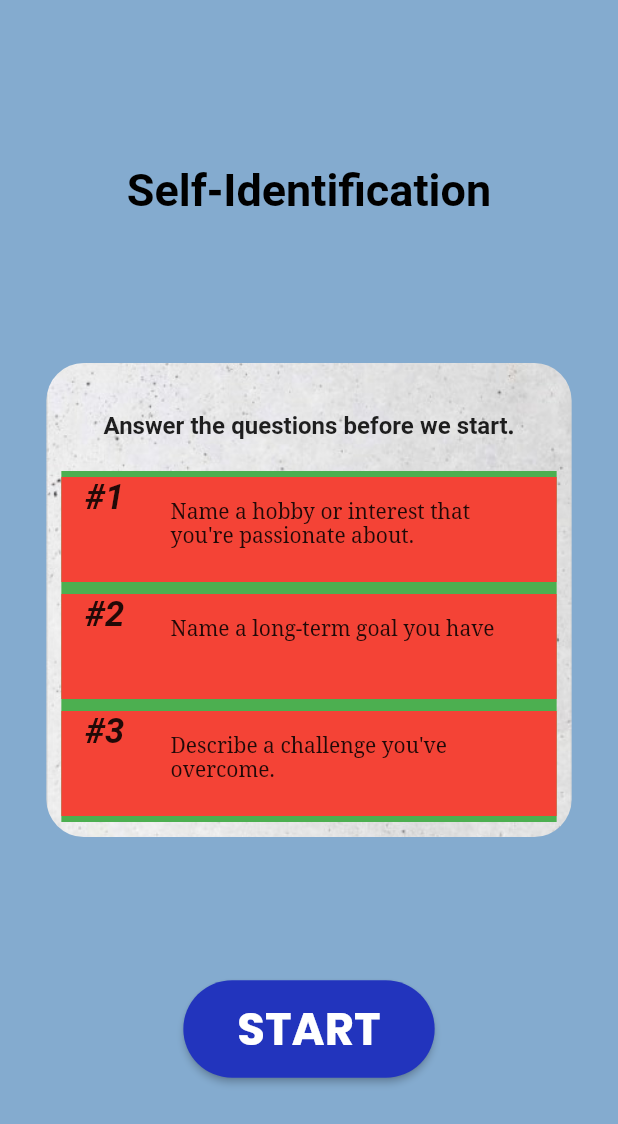
After one commit to Paolo17A/Youth-Connect, a Flutter app: the SelfIdentificationScreen screen opened by its route, after a tap on "START", on a phone screen of 412 x 824 dp. The commit adds this screen. Shown: the top 1124 px of the screen. Run offline on Flutter 3.47's test engine with Material 2 defaults, Android fonts, the phone set to English and light mode, and no system bars; our stand-ins replace cloud_firestore, dropdown_search, firebase_auth, firebase_core, firebase_storage, google_fonts and 1 more; missing offline and left inert: video_thumbnail; accounts and stored records are empty.

Commit message:
Start w New Self Identification

```diff
--- a/lib/main.dart
+++ b/lib/main.dart
@@ -8,6 +8,7 @@ import 'package:ywda/screens/home_screen.dart';
 import 'package:ywda/screens/login_screen.dart';
 import 'package:ywda/screens/register_screen.dart';
 import 'package:ywda/screens/self_assessment_screen.dart';
+import 'package:ywda/screens/self_identification_screen.dart';
 import 'package:ywda/screens/sign_up_screen.dart';
 import 'package:ywda/screens/skills_development_screen.dart';
 import 'package:ywda/screens/answer_survey_screen.dart';
@@ -36,7 +37,8 @@ class MyApp extends StatelessWidget {
     '/profile': (context) => const UserProfileScreen(),
     '/edit': (context) => EditProfileScreen(),
     '/skills': (context) => const SkillsDevelopmentScreen(),
-    '/answerSurvey': (context) => const AnswerSurveyScreen()
+    '/answerSurvey': (context) => const AnswerSurveyScreen(),
+    '/selfIdentification': (context) => const SelfIdentificationScreen()
   };
 
   final ThemeData _themeData = ThemeData(
--- /dev/null
+++ b/lib/models/self_identification_model.dart
@@ -0,0 +1,77 @@
+class SelfIdentificationModel {
+  final String category;
+  final List<String> questions;
+  const SelfIdentificationModel(
+      {required this.category, required this.questions});
+}
+
+List<SelfIdentificationModel> allSelfIdentification = [
+  SelfIdentificationModel(category: 'Prerequisites', questions: [
+    'Name a hobby or interest that you\'re passionate about.',
+    'Name a long-term goal you have',
+    'Describe a challenge you\'ve overcome.'
+  ]),
+  SelfIdentificationModel(category: 'Personal Values', questions: [
+    'Identify your top three personal values.',
+    'Reflect on how these values influence your decisions.',
+    'Consider whether your values align with your actions',
+    'Explore any values that have changed over time',
+    'Think about how your values reflect your relationships.'
+  ]),
+  SelfIdentificationModel(category: 'Strengths and Weaknesses', questions: [
+    'List your top three strengths and describe how they benefit you.',
+    'Reflect on how your strengths contribute to your personal and professional life.',
+    'Recognize your top three weaknesses and how they impact you.',
+    'Explore strategies to mitigate the impact of your weaknesses.',
+    'Create a plan for personal development based on your strengths and weaknesses.'
+  ]),
+  SelfIdentificationModel(category: 'Passions and Interests', questions: [
+    'List your three most significant passions or interests',
+    'Identify ways to share your passions with others',
+    'Set goals to deepen your knowledge or skills in your areas of interest.',
+    'Share stories or experiences that ignited your interests.',
+    'Consider how your passions align with your long-term goals.'
+  ]),
+  SelfIdentificationModel(category: 'Roles and Identities', questions: [
+    'List the roles or identities you currently identify with.',
+    'Identify roles that are influenced by societal expectations.',
+    'Reflect on the balance between your different roles.',
+    'Share personal stories related to your roles and identities.',
+    'Set intentions for how you want to embrace and grow within your roles.'
+  ]),
+  SelfIdentificationModel(category: 'Goals and Aspirations', questions: [
+    'Define your short-term goals for the next three months.',
+    'List your long-term aspirations and dreams.',
+    'Break down your long-term goals into smaller, actionable steps.',
+    'Reflect on the significance of each goal in your life.',
+    'Celebrate your achievements and milestones along the way.'
+  ]),
+  SelfIdentificationModel(category: 'Challenges and Resillience', questions: [
+    'List the most significant challenges you\'ve faced in life.',
+    'Reflect on how you responded to these challenges.',
+    'Identify the lessons or growth you gained from each challenge.',
+    'Explore your resilience strategies and coping mechanisms.',
+    'Reflect on the role of mindset in overcoming adversity.'
+  ]),
+  SelfIdentificationModel(category: 'Moral and Ethical Beliefs', questions: [
+    'Identify your core moral and ethical principles.',
+    'Reflect on the sources that have influenced your beliefs.',
+    'Consider how your moral and ethical beliefs guide your decision-making.',
+    'Explore any ethical dilemmas you\'ve encountered in life.',
+    'Reflect on situations where your beliefs were tested.'
+  ]),
+  SelfIdentificationModel(category: 'Role Models and Inspirations', questions: [
+    'List the individuals who inspire you the most.',
+    'Reflect on the qualities or actions that make them inspirational.',
+    'Consider how these role models have influenced your life choices.',
+    'Identify role models who share your values and aspirations.',
+    'Reach out to or learn more about your role models if possible.'
+  ]),
+  SelfIdentificationModel(category: 'Self-Care and Well-Being', questions: [
+    'List your self-care practices that promote physical health.',
+    'Identify self-care routines that support your mental well-being.',
+    'Reflect on how self-care enhances your overall quality of life.',
+    'Set boundaries to protect your well-being.',
+    'Explore new self-care activities or hobbies.'
+  ]),
+];
--- a/lib/screens/login_screen.dart
+++ b/lib/screens/login_screen.dart
@@ -78,6 +78,24 @@ class _LoginScreenState extends State<LoginScreen> {
           .collection('users')
           .doc(FirebaseAuth.instance.currentUser!.uid)
           .get();
+
+      //  Check if the account has a userType parameter and create it if it doesn't.
+      if (!currentUserData.data()!.containsKey('userType')) {
+        FirebaseFirestore.instance
+            .collection('users')
+            .doc(FirebaseAuth.instance.currentUser!.uid)
+            .update({'userType': 'CLIENT'});
+
+        //  If the current user is an admin, display a mesaage.
+      } else if (currentUserData.data()!['userType'] == 'ADMIN') {
+        scaffoldState.showSnackBar(
+            SnackBar(content: Text('Only clients may access this app')));
+        await FirebaseAuth.instance.signOut();
+        setState(() {
+          _isLoading = false;
+        });
+        return;
+      }
 
       if (currentUserData.data()!['accountInitialized'] == true) {
         navigatorState.pushReplacementNamed('/home');
--- a/lib/screens/self_assessment_screen.dart
+++ b/lib/screens/self_assessment_screen.dart
@@ -69,7 +69,7 @@ class SelfAssessmentScreen extends StatelessWidget {
                           _selfAssessmentButton(
                               'lib/assets/images/icons/Self Identification.png',
                               'SELF IDENTIFICATION', () {
-                            Navigator.pushNamed(context, '/answerSurvey');
+                            Navigator.pushNamed(context, '/selfIdentification');
                           }),
                         ],
                       )
--- /dev/null
+++ b/lib/screens/self_identification_screen.dart
@@ -0,0 +1,181 @@
+import 'package:cloud_firestore/cloud_firestore.dart';
+import 'package:firebase_auth/firebase_auth.dart';
+import 'package:flutter/material.dart';
+import 'package:google_fonts/google_fonts.dart';
+import 'package:ywda/models/self_identification_model.dart';
+
+class SelfIdentificationScreen extends StatefulWidget {
+  const SelfIdentificationScreen({super.key});
+
+  @override
+  State<SelfIdentificationScreen> createState() =>
+      _SelfIdentificationScreenState();
+}
+
+class _SelfIdentificationScreenState extends State<SelfIdentificationScreen> {
+  bool _isLoading = true;
+  Map<dynamic, dynamic> selfIdentity = {};
+
+  @override
+  void didChangeDependencies() {
+    super.didChangeDependencies();
+    getSelfIdentificationData();
+  }
+
+  void getSelfIdentificationData() async {
+    try {
+      final currentUserData = await FirebaseFirestore.instance
+          .collection('users')
+          .doc(FirebaseAuth.instance.currentUser!.uid)
+          .get();
+
+      if (currentUserData.data()!.containsKey('selfIdentification')) {
+        selfIdentity = currentUserData.data()!['selfIdentification'];
+      } else {
+        await FirebaseFirestore.instance
+            .collection('users')
+            .doc(FirebaseAuth.instance.currentUser!.uid)
+            .update({'selfIdentification': selfIdentity});
+      }
+      setState(() {
+        _isLoading = false;
+      });
+    } catch (error) {
+      ScaffoldMessenger.of(context).showSnackBar(SnackBar(
+          content: Text('Error getting self identification data: $error')));
+    }
+  }
+
+  @override
+  Widget build(BuildContext context) {
+    return Scaffold(
+        backgroundColor: Color.fromARGB(255, 132, 171, 207),
+        body: _isLoading
+            ? Center(child: CircularProgressIndicator())
+            : Padding(
+                padding: EdgeInsets.all(10),
+                child: Center(
+                  child: Container(
+                    width: MediaQuery.of(context).size.width * 0.9,
+                    child: Column(
+                      mainAxisAlignment: MainAxisAlignment.spaceEvenly,
+                      children: [
+                        Text('Self-Identification',
+                            style: GoogleFonts.notoSansBengali(
+                                textStyle: TextStyle(
+                                    fontSize: 30,
+                                    fontWeight: FontWeight.bold,
+                                    color: Colors.black))),
+                        Container(
+                          width: MediaQuery.of(context).size.width * 0.85,
+                          decoration: BoxDecoration(
+                              borderRadius: BorderRadius.circular(25),
+                              image: DecorationImage(
+                                  image: AssetImage(
+                                      'lib/assets/images/icons/si_bg-portrait.jpg'),
+                                  fit: BoxFit.cover)),
+                          child: Padding(
+                            padding: EdgeInsets.all(10),
+                            child: Column(
+                              children: [
+                                Padding(
+                                  padding:
+                                      const EdgeInsets.symmetric(vertical: 20),
+                                  child: Text(
+                                      'Answer the questions before we start.',
+                                      style: GoogleFonts.notoSansBengali(
+                                          textStyle: TextStyle(
+                                              fontSize: 16,
+                                              fontWeight: FontWeight.bold))),
+                                ),
+                                Container(
+                                  color: Colors.green,
+                                  child: ListView.builder(
+                                      shrinkWrap: true,
+                                      itemCount: allSelfIdentification[0]
+                                          .questions
+                                          .length,
+                                      itemBuilder: (context, index) {
+                                        return GestureDetector(
+                                          onTap: () {},
+                                          child: Padding(
+                                            padding: const EdgeInsets.symmetric(
+                                                vertical: 4),
+                                            child: Container(
+                                                width: MediaQuery.of(context)
+                                                        .size
+                                                        .width *
+                                                    0.5,
+                                                height: 70,
+                                                color: Colors.red,
+                                                child: Row(
+                                                  mainAxisAlignment:
+                                                      MainAxisAlignment
+                                                          .spaceEvenly,
+                                                  crossAxisAlignment:
+                                                      CrossAxisAlignment
+                                                          .stretch,
+                                                  children: [
+                                                    Text('#${index + 1}',
+                                                        style: GoogleFonts.novaScript(
+                                                            textStyle: TextStyle(
+                                                                fontStyle:
+                                                                    FontStyle
+                                                                        .italic,
+                                                                fontWeight:
+                                                                    FontWeight
+                                                                        .bold,
+                                                                fontSize: 23))),
+                                                    Padding(
+                                                      padding:
+                                                          const EdgeInsets.all(
+                                                              15),
+                                                      child: SizedBox(
+                                                        width: MediaQuery.of(
+                                                                    context)
+                                                                .size
+                                                                .width *
+                                                            0.55,
+                                                        child: Text(
+                                                          allSelfIdentification[
+                                                                  0]
+                                                              .questions[index],
+                                                          style: GoogleFonts
+                                                              .notoSerif(),
+                                                        ),
+                                                      ),
+                                                    )
+                                                  ],
+                                                )),
+                                          ),
+                                        );
+                                      }),
+                                )
+                              ],
+                            ),
+                          ),
+                        ),
+                        SizedBox(
+                            child: ElevatedButton(
+                                onPressed: () {},
+                                style: ElevatedButton.styleFrom(
+                                    backgroundColor:
+                                        Color.fromARGB(255, 34, 52, 189),
+                                    shape: RoundedRectangleBorder(
+                                        borderRadius:
+                                            BorderRadius.circular(40))),
+                                child: Padding(
+                                  padding: const EdgeInsets.symmetric(
+                                      vertical: 10, horizontal: 20),
+                                  child: Text('START',
+                                      style: GoogleFonts.poppins(
+                                          textStyle: TextStyle(
+                                              fontWeight: FontWeight.bold,
+                                              fontSize: 30))),
+                                )))
+                      ],
+                    ),
+                  ),
+                )));
+  }
+}
--- a/lib/screens/sign_up_screen.dart
+++ b/lib/screens/sign_up_screen.dart
@@ -91,6 +91,7 @@ class _SignUpScreenState extends State<SignUpScreen> {
           .collection('users')
           .doc(FirebaseAuth.instance.currentUser!.uid)
           .set({
+        'userType': 'CLIENT',
         'username': _usernameController.text,
         'email': _emailAddressController.text,
         'password': _passwordController.text,
@@ -103,7 +104,8 @@ class _SignUpScreenState extends State<SignUpScreen> {
         'orgPosition': '',
         'orgStatus': '',
         'school': '',
-        'skillsDeveloped': {}
+        'skillsDeveloped': {},
+        'selfIdentification': {}
       });
 
       //  Send email verification link to user's email.
```
Also changed, not shown: lib/assets/images/icons/self.png (added), lib/assets/images/icons/si_bg-portrait.jpg (added), lib/assets/images/icons/si_bg.jpg (added).
